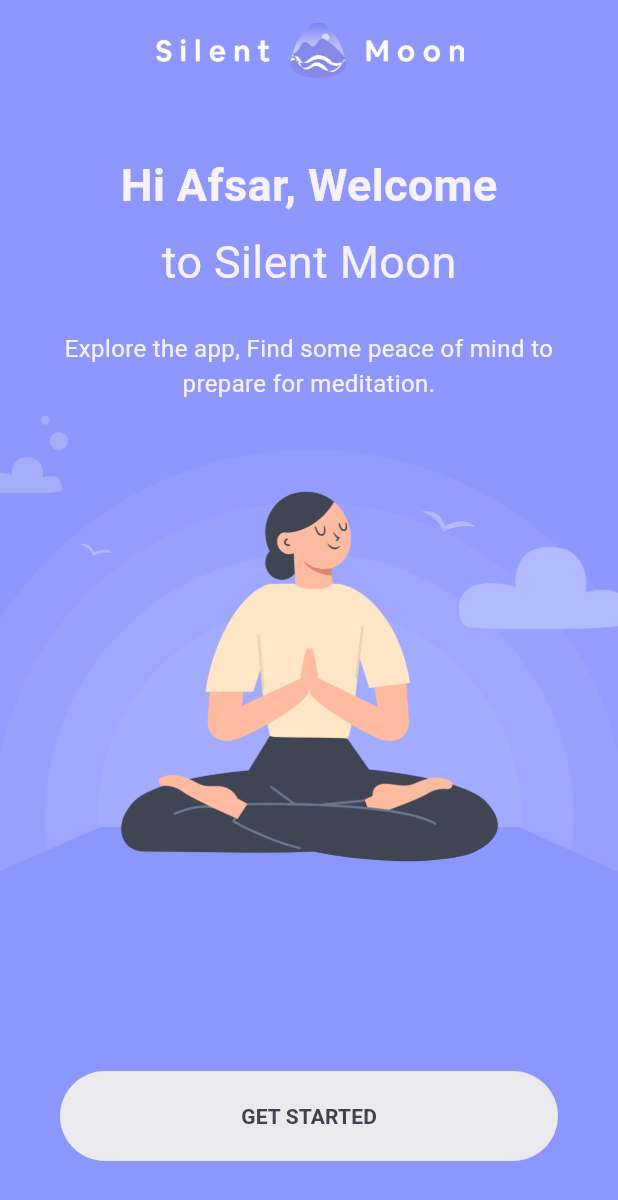
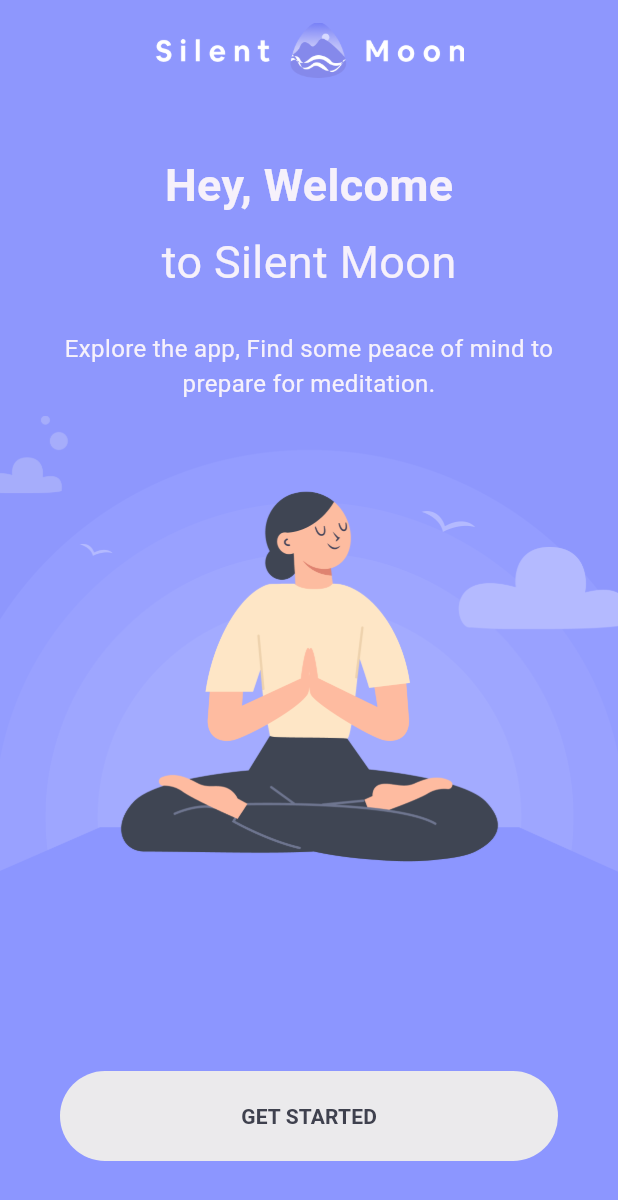
Before and after one commit to Gambhava-Vruta/meditation-app, a Flutter app: the WelcomeScreen screen opened directly, on a phone screen of 412 x 824 dp. Shown: the top 1200 px of the screen. Run offline on Flutter 3.47's test engine with Material 3 defaults, Android fonts, the phone set to English and light mode, and no system bars; our stand-ins replace pdf, pie_chart, printing, shared_preferences, sqflite; accounts and stored records are empty.

Commit message:
this is second time commit

```diff
--- a/lib/Meditation_app/screen/home/home_screen.dart
+++ b/lib/Meditation_app/screen/home/home_screen.dart
@@ -60,7 +60,7 @@
                   crossAxisAlignment: CrossAxisAlignment.start,
                   children: [
                     Text(
-                      "Good Morning, Afsar",
+                      "Good Morning,",
                       style: TextStyle(
                         color: TColor.primaryText,
                         fontSize: 24,
--- a/lib/Meditation_app/screen/home/reminder_screen.dart
+++ b/lib/Meditation_app/screen/home/reminder_screen.dart
@@ -4,6 +4,7 @@
 import 'package:flutter_project/Meditation_app/common_widget/circle_button.dart';
 import 'package:flutter_project/Meditation_app/common_widget/round_button.dart';
 import 'package:flutter_project/Meditation_app/screen/home/home_screen.dart';
+import 'package:flutter_project/Meditation_app/screen/main_Tableview/main_tabview_screen.dart';
 
 class RemindersScreen extends StatefulWidget {
   const RemindersScreen({super.key});
@@ -116,7 +117,7 @@
                   ),
                 ),
                 RoundButton(title: "SAVE", onPressed: () {
-                  context.push(const HomeScreen());
+                  context.push(const MainTabViewScreen());
 
                   // context.push(const MainTabViewScreen());
                 }),
--- a/lib/Meditation_app/screen/home/welcome_screen.dart
+++ b/lib/Meditation_app/screen/home/welcome_screen.dart
@@ -40,7 +40,7 @@
                     height: 50,
                   ),
                   Text(
-                    "Hi Afsar, Welcome",
+                    "Hey, Welcome",
                     style: TextStyle(
                       color: TColor.primaryTextw,
                       fontSize: 30,
--- a/lib/Meditation_app/screen/login/Login_screen.dart
+++ b/lib/Meditation_app/screen/login/Login_screen.dart
@@ -443,7 +443,10 @@
               const SizedBox(height: 20),
               RoundButton(title: "LOG IN", onPressed: _login),
               TextButton(
-                onPressed: () {},
+                onPressed: () {
+                  context.push( const WelcomeScreen());
+
+                },
                 child: Text(
                   "Forgot Password?",
                   style: TextStyle(
--- a/lib/Meditation_app/screen/login/Sign_up_screen.dart
+++ b/lib/Meditation_app/screen/login/Sign_up_screen.dart
@@ -490,7 +490,11 @@
               ),
               RoundButton(
                 title: "Get started",
-                onPressed: _signup,
+                onPressed:(){ _signup;
+                context.push( const WelcomeScreen());
+
+                },
+
               ),
               const Spacer(),
             ],
```
